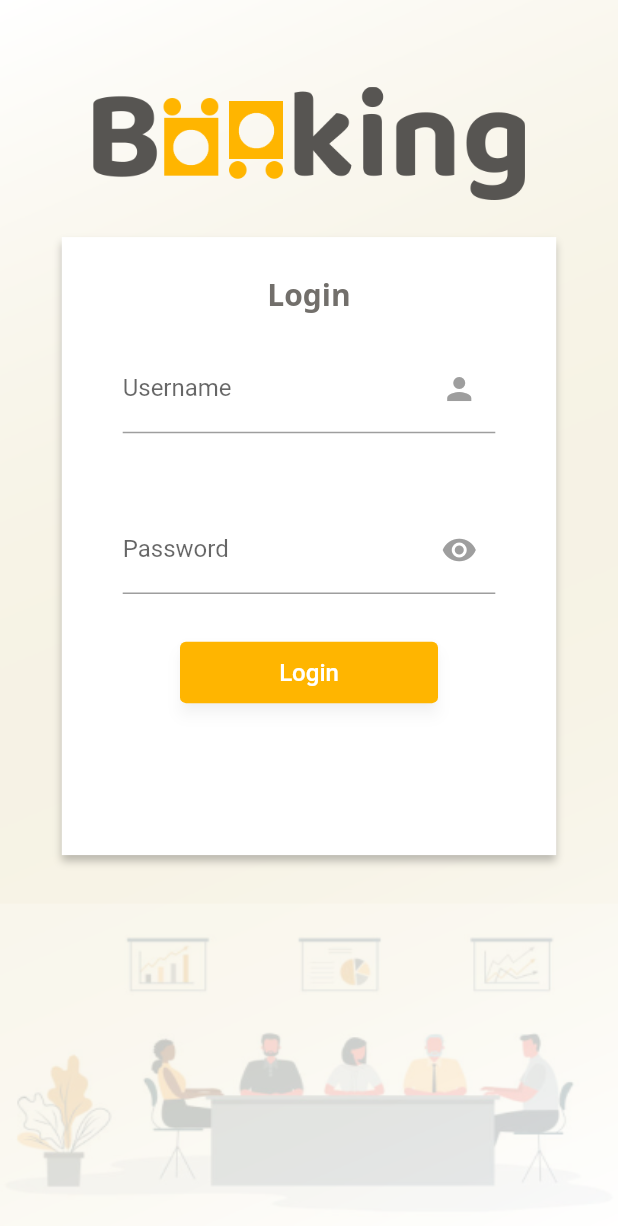
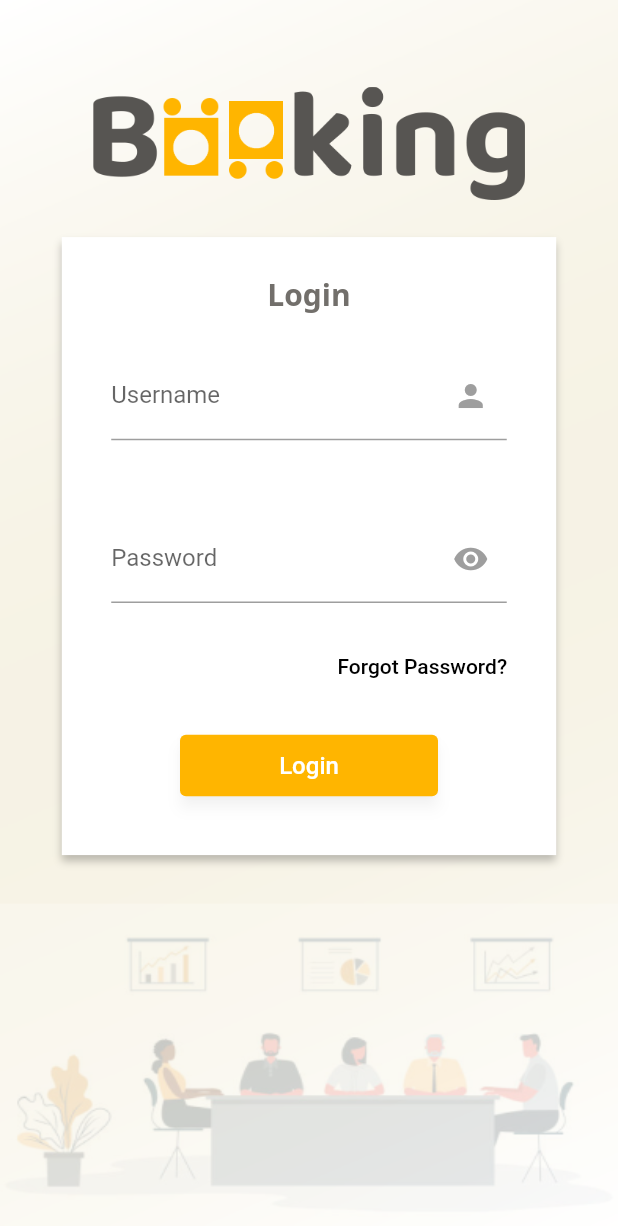
Before and after one commit to Yotshi01/ConferenceHallBookingApp, a Flutter app: the screen it shows after launch, on a phone screen of 412 x 824 dp. Shown: the top 1226 px of the screen. Run offline on Flutter 3.47's test engine with Material 2 defaults, Android fonts, the phone set to English and light mode, and no system bars; our stand-ins replace equatable, firebase_core, firebase_messaging, flutter_bloc, fluttertoast, share_plus and 2 more; accounts and stored records are empty; Roboto replaces fonts that are missing (Noto Sans).

Commit message:
some changes

```diff
--- a/lib/models/booking_details_model.dart
+++ b/lib/models/booking_details_model.dart
@@ -49,6 +49,7 @@ class BookingData {
   int? bookingCreatedById;
   int? bookingUpdatedById;
   String? bookingReportedBy;
+  int? bookingNumberOfAttendees;
 
   BookingData(
       {this.bookingId,
@@ -71,7 +72,8 @@ class BookingData {
       this.bookingUpdatedAt,
       this.bookingCreatedById,
       this.bookingUpdatedById,
-      this.bookingReportedBy});
+      this.bookingReportedBy,
+      this.bookingNumberOfAttendees});
 
   BookingData.fromJson(Map<String, dynamic> json) {
     bookingId = json['booking_id'];
@@ -95,6 +97,7 @@ class BookingData {
     bookingCreatedById = json['booking_created_by_id'];
     bookingUpdatedById = json['booking_updated_by_id'];
     bookingReportedBy = json['booking_reported_by'];
+    bookingNumberOfAttendees = json['booking_number_of_attendees'];
   }
 
   Map<String, dynamic> toJson() {
@@ -120,6 +123,7 @@ class BookingData {
     data['booking_created_by_id'] = this.bookingCreatedById;
     data['booking_updated_by_id'] = this.bookingUpdatedById;
     data['booking_reported_by'] = this.bookingReportedBy;
+    data['booking_number_of_attendees'] = this.bookingNumberOfAttendees;
     return data;
   }
 }
--- a/lib/models/conference_hall_details_model.dart
+++ b/lib/models/conference_hall_details_model.dart
@@ -30,6 +30,7 @@ class ConferenceHallDetails {
 class ConferenceHallData {
   int? conferenceId;
   String? conferenceName;
+  String? conferenceShortName;
   int? conferenceLocationId;
   String? conferenceAddress;
   String? conferenceOther;
@@ -50,6 +51,7 @@ class ConferenceHallData {
   ConferenceHallData(
       {this.conferenceId,
       this.conferenceName,
+      this.conferenceShortName,
       this.conferenceLocationId,
       this.conferenceAddress,
       this.conferenceOther,
@@ -70,6 +72,7 @@ class ConferenceHallData {
   ConferenceHallData.fromJson(Map<String, dynamic> json) {
     conferenceId = json['conference_id'];
     conferenceName = json['conference_name'];
+    conferenceShortName = json['conference_short_name'];
     conferenceLocationId = json['conference_location_id'];
     conferenceAddress = json['conference_address'];
     conferenceOther = json['conference_other'];
--- a/lib/models/locations.dart
+++ b/lib/models/locations.dart
@@ -30,6 +30,7 @@ class LocationDetails {
 class LocationData {
   int? locationId;
   String? locationName;
+  String? locationShortName;
   int? locationCountryId;
   int? locationStateId;
   int? locationDistrictId;
@@ -44,6 +45,7 @@ class LocationData {
   LocationData(
       {this.locationId,
       this.locationName,
+      this.locationShortName,
       this.locationCountryId,
       this.locationStateId,
       this.locationDistrictId,
@@ -58,6 +60,7 @@ class LocationData {
   LocationData.fromJson(Map<String, dynamic> json) {
     locationId = json['location_id'];
     locationName = json['location_name'];
+    locationShortName = json['location_short_name'];
     locationCountryId = json['location_country_id'];
     locationStateId = json['location_state_id'];
     locationDistrictId = json['location_district_id'];
@@ -74,6 +77,7 @@ class LocationData {
     final Map<String, dynamic> data = new Map<String, dynamic>();
     data['location_id'] = this.locationId;
     data['location_name'] = this.locationName;
+    data['location_short_name'] = this.locationShortName;
     data['location_country_id'] = this.locationCountryId;
     data['location_state_id'] = this.locationStateId;
     data['location_district_id'] = this.locationDistrictId;
--- a/lib/screens/home_screen.dart
+++ b/lib/screens/home_screen.dart
@@ -82,6 +82,7 @@ class HomeScreenState extends State<HomeScreen> {
       // sharedPreferences(in login_screen.dart when the user presses the login button).
       // Now we are using the stored token foruser to get his/her user data from the database
       var obtainedToken = sharedPreferences.getString('token');
+      // var obtainedToken = '10|YCH2NW85mYQr70gedkIohzYyL0mkz2Tly8p8EcDG7cfb166a';
       var userData = await getCurrentUserData(
           obtainedToken!); // calling getCurrentUserData() function to make an api request to get current uer data
 
--- a/lib/screens/login_screen.dart
+++ b/lib/screens/login_screen.dart
@@ -73,10 +73,9 @@ class _LoginScreenState extends State<LoginScreen> {
                       ),
                       Padding(
                         padding: EdgeInsets.symmetric(
-                          horizontal: screenWidth * 0.05,
+                          horizontal: screenWidth * 0.08,
+                          vertical: screenHeight * 0.03,
                         ),
-                        child: Padding(
-                          padding: const EdgeInsets.all(20.0),
                         child: Column(
                           mainAxisAlignment: MainAxisAlignment.center,
                           children: [
@@ -102,17 +101,14 @@ class _LoginScreenState extends State<LoginScreen> {
                           ],
                         ),
                       ),
-                      ),
                       //   reusableTextField("Enter Your Username",
                       //       Icons.person, false, _emailTextController),
                       // ),
                       Padding(
                         padding: EdgeInsets.symmetric(
-                          horizontal: screenWidth * 0.05,
-                          vertical: screenHeight * 0.01,
+                          horizontal: screenWidth * 0.08,
+                          vertical: screenHeight * 0.03,
                         ),
-                        child: Padding(
-                          padding: const EdgeInsets.all(20.0),
                         child: Column(
                           mainAxisAlignment: MainAxisAlignment.center,
                           children: [
@@ -139,16 +135,21 @@ class _LoginScreenState extends State<LoginScreen> {
                           ],
                         ),
                       ),
-                      ),
                       // reusableTextField("Enter Your Password",
                       //     Icons.lock, true, _passwordTextController),
 
-                      // Padding(
-                      //   padding: EdgeInsets.symmetric(
-                      //       horizontal: screenWidth * 0.05,
-                      //       vertical: screenHeight * 0.02),
-                      //   child: forgetPassword(context),
-                      // ),
+                      Padding(
+                        padding: EdgeInsets.symmetric(
+                          horizontal: screenWidth * 0.06,
+                          // vertical: screenHeight * 0.01
+                        ),
+                        child: forgetPassword(context),
+                      ),
+
+                      SizedBox(
+                        height: screenHeight * 0.03,
+                      ),
+
                       ElevatedButton(
                         onPressed: () async {
                           print("Login Button clicked");
--- a/lib/screens/profile_screen.dart
+++ b/lib/screens/profile_screen.dart
@@ -29,6 +29,7 @@ class _ProfileScreenState extends State<ProfileScreen> {
       // sharedPreferences(in login_screen.dart when the user presses the login button).
       // Now we are using the stored token foruser to get his/her user data from the database
       var obtainedToken = sharedPreferences.getString('token');
+      // var obtainedToken = '10|YCH2NW85mYQr70gedkIohzYyL0mkz2Tly8p8EcDG7cfb166a';
       var userData = await getCurrentUserData(
           obtainedToken!); // calling getCurrentUserData() function to make an api request to get current uer data
 
--- a/lib/screens/reset_password_screen.dart
+++ b/lib/screens/reset_password_screen.dart
@@ -91,7 +91,7 @@ class _ResetPasswordScreenState extends State<ResetPasswordScreen> {
                         ),
                         ElevatedButton(
                           onPressed: () {
-                            // Add your login logic here
+                            // reset password api call logic
                           },
                           style: ElevatedButton.styleFrom(
                             backgroundColor: Color(0xFFFFB500),
--- a/lib/source/constants.dart
+++ b/lib/source/constants.dart
@@ -2,11 +2,11 @@ import 'package:conference_hall_booking/source/exported_packages_for_easy_import
 
 double screenWidth = 0.0;
 double screenHeight = 0.0;
-const String testUrl = 'http://10.0.7.214:8000/api/';
-//const String testUrl = 'http://10.0.7.159:8000/api/';
+// const String testUrl = 'http://10.0.7.214:8000/api/';
+// const String testUrl = 'http://10.0.7.159:8000/api/';
 // const String testUrl = 'http://10.0.7.116:8000/api/';
 // const String testUrl = 'http://10.0.6.32:8000/api/';
-// const String testUrl = 'http://192.168.1.7:8000/api/';
+const String testUrl = 'http://192.168.1.7:8000/api/';
 // const String testUrl = 'http://192.168.1.16:8000/api/';
 // const String liveUrl = 'http://10.0.7.159:8000/api/';
 String? finalEmail;
```
Also changed, not shown: pubspec.lock. Lines whose indentation alone changed are shown as unchanged.
